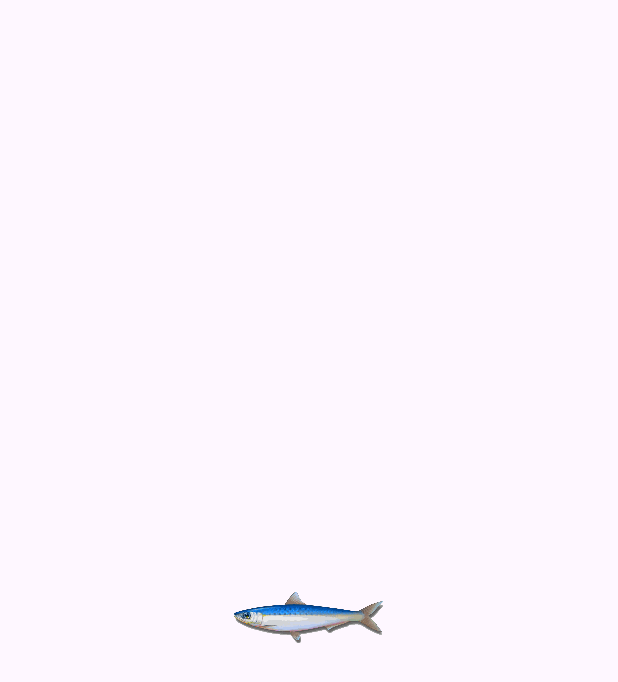
After one commit to igonzalezDM2/didactic-app, an Android app: the layout activity_lanzamiento.xml on its own in the app's theme, with its tools: preview values and no code run, on a phone screen of 412 x 824 dp. The commit adds this screen. Shown: the top 682 px of the screen. Run offline under Robolectric (Android 15) with nearby library versions, the phone set to English and light mode, and no system bars.

Commit message:
lanzamiento de objeto conseguido más o menos

```diff
--- a/app/src/main/AndroidManifest.xml
+++ b/app/src/main/AndroidManifest.xml
@@ -17,6 +17,9 @@
         android:supportsRtl="true"
         android:theme="@style/Theme.Didacticapp"
         tools:targetApi="31">
+        <activity
+            android:name=".LanzamientoActivity"
+            android:exported="false" />
         <activity
             android:name=".CocinarActivity"
             android:exported="false" />
--- /dev/null
+++ b/app/src/main/res/layout/activity_lanzamiento.xml
@@ -0,0 +1,16 @@
+<?xml version="1.0" encoding="utf-8"?>
+<RelativeLayout xmlns:android="http://schemas.android.com/apk/res/android"
+    xmlns:tools="http://schemas.android.com/tools"
+    android:layout_width="match_parent"
+    android:layout_height="match_parent"
+    tools:context=".MainActivity">
+
+    <ImageView
+        android:id="@+id/bolaImageView"
+        android:layout_width="100dp"
+        android:layout_height="50dp"
+        android:src="@drawable/sardina"
+        android:layout_centerInParent="true"
+        android:contentDescription="no se"/>
+
+</RelativeLayout>
--- a/app/src/main/res/layout/activity_main.xml
+++ b/app/src/main/res/layout/activity_main.xml
@@ -25,4 +25,10 @@
         android:id="@+id/btnCocinar"
         android:text="Cocinar sardinas" />
 
+
+    <Button
+        android:layout_width="match_parent"
+        android:layout_height="wrap_content"
+        android:id="@+id/btnLanzar"
+        android:text="Lanzar weas" />
 </LinearLayout>
```
Also changed, not shown: app/src/main/java/com/example/didactic_app/LanzamientoActivity.kt (added, +85 -0 lines), app/src/main/java/com/example/didactic_app/MainActivity.kt (+7 -0 lines).
